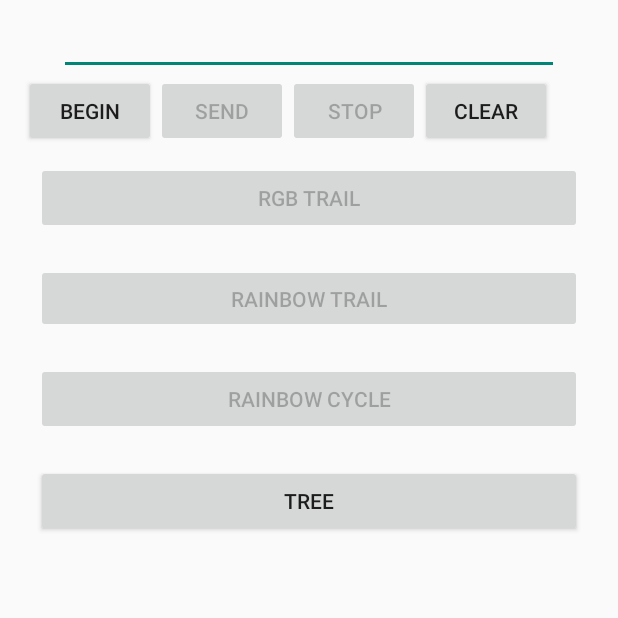
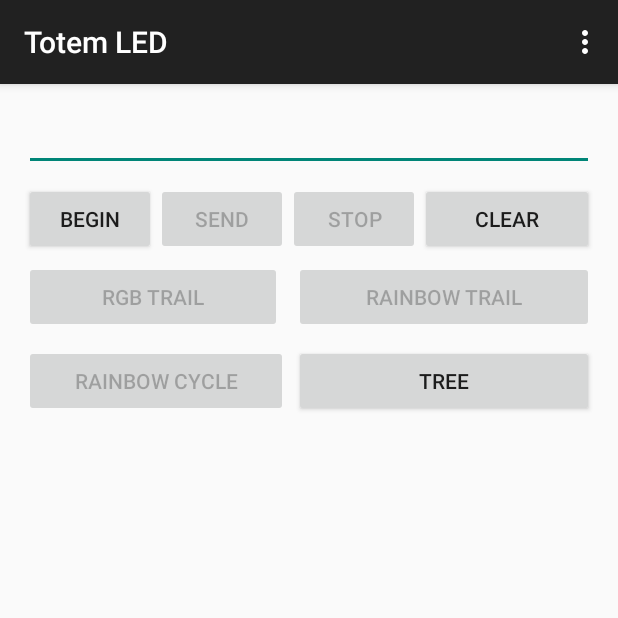
Before and after one commit to chugrye/led-totem, an Android app: the screen it shows after launch (MainActivity), on a phone screen of 412 x 824 dp, the top half of it. Run offline under Robolectric (Android 15) with nearby library versions, the phone set to English and light mode, and no system bars.

Commit message:
updated app layout and added some menu items to be used for other Activity views

```diff
--- a/Android/TotemLed/app/src/main/java/com/edc/totemled/MainActivity.java
+++ b/Android/TotemLed/app/src/main/java/com/edc/totemled/MainActivity.java
@@ -1,6 +1,5 @@
 package com.edc.totemled;
 
-import android.app.Activity;
 import android.app.PendingIntent;
 import android.content.BroadcastReceiver;
 import android.content.Context;
@@ -10,12 +9,17 @@ import android.hardware.usb.UsbDevice;
 import android.hardware.usb.UsbDeviceConnection;
 import android.hardware.usb.UsbManager;
 import android.os.Bundle;
+import android.support.v7.app.AppCompatActivity;
 import android.text.method.ScrollingMovementMethod;
 import android.util.Log;
+import android.view.Menu;
+import android.view.MenuInflater;
+import android.view.MenuItem;
 import android.view.View;
 import android.widget.Button;
 import android.widget.EditText;
 import android.widget.TextView;
+import android.widget.Toast;
 
 import com.felhr.usbserial.UsbSerialDevice;
 import com.felhr.usbserial.UsbSerialInterface;
@@ -27,7 +31,7 @@ import java.io.UnsupportedEncodingException;
 import java.util.HashMap;
 import java.util.Map;
 
-public class MainActivity extends Activity {
+public class MainActivity extends AppCompatActivity {
     public final String ACTION_USB_PERMISSION = "com.edc.totemled.USB_PERMISSION";
     public final int NUMLINES = 7;
     public final int NUMPIXELS = 30;
@@ -127,6 +131,27 @@ public class MainActivity extends Activity {
             }
         }
     };
+
+    @Override
+    public boolean onCreateOptionsMenu(Menu menu) {
+        MenuInflater inflater = getMenuInflater();
+        inflater.inflate(R.menu.menu_main, menu);
+        return super.onCreateOptionsMenu(menu);
+    }
+
+    @Override
+    public boolean onOptionsItemSelected(MenuItem item) {
+        switch (item.getItemId()) {
+            case R.id.item_animations:
+                Toast.makeText(this, "Animations", Toast.LENGTH_SHORT).show();
+                return true;
+            case R.id.item_features:
+                Toast.makeText(this, "Features", Toast.LENGTH_SHORT).show();
+                return true;
+            default:
+                return super.onOptionsItemSelected(item);
+        }
+    }
 
     @Override
     protected void onCreate(Bundle savedInstanceState) {
--- a/Android/TotemLed/app/src/main/res/layout/activity_main.xml
+++ b/Android/TotemLed/app/src/main/res/layout/activity_main.xml
@@ -12,104 +12,97 @@
 
     <EditText
         android:id="@+id/editText"
-        android:layout_width="333dp"
+        android:layout_width="0dp"
         android:layout_height="34dp"
-        android:layout_marginEnd="8dp"
-        android:layout_marginLeft="8dp"
-        android:layout_marginRight="8dp"
-        android:layout_marginStart="8dp"
+        android:layout_marginTop="8dp"
         app:layout_constraintEnd_toEndOf="parent"
-        app:layout_constraintLeft_toLeftOf="parent"
         app:layout_constraintRight_toRightOf="parent"
         app:layout_constraintStart_toStartOf="parent"
         app:layout_constraintTop_toTopOf="parent" />
 
     <Button
-        android:layout_width="wrap_content"
+        android:id="@+id/buttonStart"
+        android:layout_width="0dp"
         android:layout_height="wrap_content"
+        android:layout_marginTop="8dp"
+        android:onClick="onClickStart"
         android:text="Begin"
-        android:id="@+id/buttonStart"
-        android:onClick="onClickStart"
+        app:layout_constraintLeft_toLeftOf="parent"
         app:layout_constraintStart_toStartOf="parent"
-        app:layout_constraintTop_toBottomOf="@+id/editText"
-        app:layout_constraintLeft_toLeftOf="parent" />
+        app:layout_constraintTop_toBottomOf="@+id/editText" />
 
     <Button
         android:id="@+id/buttonSend"
-        android:layout_width="wrap_content"
+        android:layout_width="0dp"
         android:layout_height="wrap_content"
+        android:layout_marginTop="8dp"
         android:onClick="onClickSend"
         android:text="Send"
         app:layout_constraintLeft_toRightOf="@+id/buttonStart"
-        app:layout_constraintTop_toBottomOf="@+id/editText"
-        app:layout_constraintStart_toEndOf="@+id/buttonStart" />
+        app:layout_constraintStart_toEndOf="@+id/buttonStart"
+        app:layout_constraintTop_toBottomOf="@+id/editText" />
 
     <TextView
         android:id="@+id/textView"
         android:layout_width="0dp"
-        android:layout_height="0dp"
+        android:layout_height="100dp"
         android:layout_marginEnd="8dp"
         android:layout_marginLeft="8dp"
         android:layout_marginRight="8dp"
         android:layout_marginStart="8dp"
-        android:layout_marginTop="20dp"
         android:scrollbars="vertical"
         app:layout_constraintBottom_toBottomOf="parent"
         app:layout_constraintEnd_toEndOf="parent"
         app:layout_constraintRight_toRightOf="@+id/editText"
-        app:layout_constraintStart_toStartOf="parent"
-        app:layout_constraintTop_toBottomOf="@+id/rainbowCycleButton"
-        app:layout_constraintVertical_bias="1.0" />
+        app:layout_constraintStart_toStartOf="parent" />
 
     <Button
-        android:layout_width="wrap_content"
+        android:id="@+id/buttonStop"
+        android:layout_width="0dp"
         android:layout_height="wrap_content"
+        android:layout_marginTop="8dp"
+        android:onClick="onClickStop"
         android:text="Stop"
-        android:id="@+id/buttonStop"
-        android:onClick="onClickStop"
         app:layout_constraintLeft_toRightOf="@+id/buttonSend"
-        app:layout_constraintTop_toBottomOf="@+id/editText"
-        app:layout_constraintStart_toEndOf="@+id/buttonSend" />
+        app:layout_constraintStart_toEndOf="@+id/buttonSend"
+        app:layout_constraintTop_toBottomOf="@+id/editText" />
 
     <Button
-        android:layout_width="wrap_content"
+        android:id="@+id/buttonClear"
+        android:layout_width="0dp"
         android:layout_height="wrap_content"
+        android:layout_marginTop="8dp"
+        android:onClick="onClickClear"
         android:text="Clear"
-        android:id="@+id/buttonClear"
-        android:onClick="onClickClear"
+        app:layout_constraintEnd_toEndOf="parent"
         app:layout_constraintLeft_toRightOf="@+id/buttonStop"
-        app:layout_constraintTop_toBottomOf="@+id/editText"
-        app:layout_constraintStart_toEndOf="@+id/buttonStop" />
+        app:layout_constraintStart_toEndOf="@+id/buttonStop"
+        app:layout_constraintTop_toBottomOf="@+id/editText" />
 
     <Button
         android:id="@+id/rainbowTrailButton"
         android:layout_width="0dp"
-        android:layout_height="46dp"
-        android:layout_marginEnd="8dp"
-        android:layout_marginLeft="8dp"
-        android:layout_marginRight="8dp"
-        android:layout_marginStart="8dp"
-        android:layout_marginTop="20dp"
+        android:layout_height="wrap_content"
+        android:layout_marginLeft="4dp"
+        android:layout_marginStart="4dp"
+        android:layout_marginTop="4dp"
         android:onClick="onClickRainbowTrail"
         android:text="@string/button_rainbow_trail"
         app:layout_constraintEnd_toEndOf="parent"
-        app:layout_constraintLeft_toLeftOf="parent"
         app:layout_constraintRight_toRightOf="parent"
-        app:layout_constraintStart_toStartOf="parent"
-        app:layout_constraintTop_toBottomOf="@+id/rgbTrailButton" />
+        app:layout_constraintStart_toStartOf="@+id/buttonStop"
+        app:layout_constraintTop_toBottomOf="@+id/buttonClear" />
 
     <Button
         android:id="@+id/rgbTrailButton"
         android:layout_width="0dp"
         android:layout_height="wrap_content"
-        android:layout_marginEnd="8dp"
-        android:layout_marginLeft="8dp"
-        android:layout_marginRight="8dp"
-        android:layout_marginStart="8dp"
-        android:layout_marginTop="10dp"
+        android:layout_marginEnd="4dp"
+        android:layout_marginRight="4dp"
+        android:layout_marginTop="4dp"
         android:onClick="onClickRgbTrail"
         android:text="@string/button_rgb_trail"
-        app:layout_constraintEnd_toEndOf="parent"
+        app:layout_constraintEnd_toStartOf="@+id/buttonStop"
         app:layout_constraintStart_toStartOf="parent"
         app:layout_constraintTop_toBottomOf="@+id/buttonStart" />
 
@@ -117,35 +110,31 @@
         android:id="@+id/rainbowCycleButton"
         android:layout_width="0dp"
         android:layout_height="wrap_content"
-        android:layout_marginEnd="8dp"
-        android:layout_marginLeft="8dp"
-        android:layout_marginRight="8dp"
-        android:layout_marginStart="8dp"
-        android:layout_marginTop="20dp"
+        android:layout_marginEnd="4dp"
+        android:layout_marginRight="4dp"
+        android:layout_marginTop="8dp"
         android:onClick="onClickRainbowCycle"
         android:text="@string/button_rainbow_cycle"
-        app:layout_constraintEnd_toEndOf="parent"
+        app:layout_constraintEnd_toStartOf="@+id/rainbowTrailButton"
         app:layout_constraintLeft_toLeftOf="parent"
-        app:layout_constraintRight_toRightOf="parent"
         app:layout_constraintStart_toStartOf="parent"
-        app:layout_constraintTop_toBottomOf="@+id/rainbowTrailButton" />
+        app:layout_constraintTop_toBottomOf="@+id/rgbTrailButton" />
 
     <Button
         android:id="@+id/treeButton"
         android:layout_width="0dp"
         android:layout_height="wrap_content"
-        android:layout_marginEnd="8dp"
-        android:layout_marginLeft="8dp"
-        android:layout_marginRight="8dp"
-        android:layout_marginStart="8dp"
-        android:layout_marginTop="20dp"
+        android:layout_marginLeft="4dp"
+        android:layout_marginStart="4dp"
+        android:layout_marginTop="8dp"
         android:onClick="onClickTree"
         android:text="tree"
         app:layout_constraintEnd_toEndOf="parent"
+        app:layout_constraintHorizontal_bias="0.0"
         app:layout_constraintLeft_toLeftOf="parent"
         app:layout_constraintRight_toRightOf="parent"
-        app:layout_constraintStart_toStartOf="parent"
-        app:layout_constraintTop_toBottomOf="@+id/rainbowCycleButton" />
+        app:layout_constraintStart_toEndOf="@+id/rainbowCycleButton"
+        app:layout_constraintTop_toBottomOf="@+id/rainbowTrailButton" />
 
 
 </android.support.constraint.ConstraintLayout>
--- a/Android/TotemLed/app/src/main/res/menu/menu_main.xml
+++ b/Android/TotemLed/app/src/main/res/menu/menu_main.xml
@@ -1,6 +1,19 @@
 <menu xmlns:android="http://schemas.android.com/apk/res/android"
     xmlns:app="http://schemas.android.com/apk/res-auto"
     xmlns:tools="http://schemas.android.com/tools" tools:context=".MainActivity">
-    <item android:id="@+id/action_settings" android:title="@string/action_settings"
-        android:orderInCategory="100" app:showAsAction="never" />
+
+    <item
+        android:id="@+id/item_animations"
+        android:title="Animations"
+        app:showAsAction="never"/>
+
+    <item
+        android:id="@+id/item_features"
+        android:title="Features"
+        app:showAsAction="never"/>
+
+    <item android:id="@+id/action_settings"
+        android:title="@string/action_settings"
+        android:orderInCategory="100"
+        app:showAsAction="never" />
 </menu>
```
